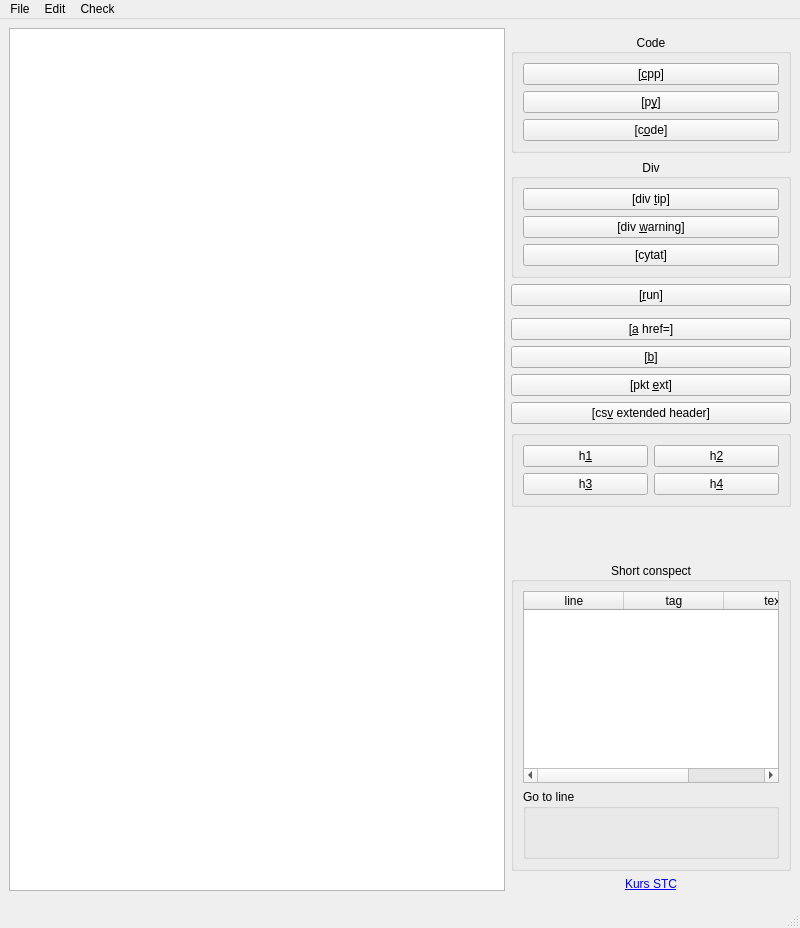
The window that ui/mainwindow.ui (baziorek/STC_editor) describes before a commit, drawn with Qt 5.
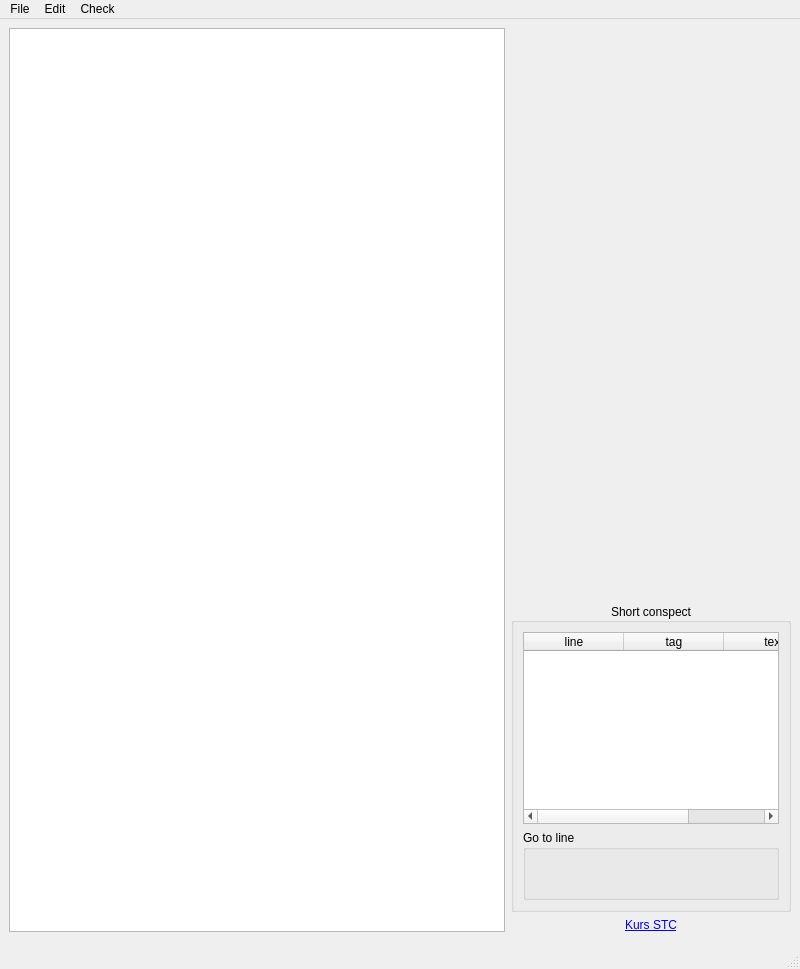
The same window after the commit. Icons and pictures are not drawn. Custom widgets are drawn as their Qt base class.

Commit message: Moved buttons to separate UI class

What changed in the file:
```diff
--- a/ui/mainwindow.ui
+++ b/ui/mainwindow.ui
@@ -7,7 +7,7 @@
     <x>0</x>
     <y>0</y>
     <width>800</width>
-    <height>928</height>
+    <height>969</height>
    </rect>
   </property>
   <property name="windowTitle">
@@ -15,108 +15,7 @@
   </property>
   <widget class="QWidget" name="centralwidget">
    <layout class="QGridLayout" name="gridLayout">
-    <item row="0" column="0" rowspan="14">
-     <widget class="CodeEditor" name="plainTextEdit">
-      <property name="font">
-       <font>
-        <pointsize>14</pointsize>
-       </font>
-      </property>
-      <property name="styleSheet">
-       <string notr="true">QPlainText {
-	background-color: rgb(255, 255, 255);
-	color: rgb(0, 0, 0);
-    font-family: monospace;
-}
-
-</string>
-      </property>
-     </widget>
-    </item>
-    <item row="3" column="1">
-     <widget class="QPushButton" name="button_run">
-      <property name="text">
-       <string>[&amp;run]</string>
-      </property>
-     </widget>
-    </item>
-    <item row="6" column="1">
-     <widget class="QPushButton" name="button_bold">
-      <property name="text">
-       <string>[&amp;b]</string>
-      </property>
-      <property name="icon">
-       <iconset theme="QIcon::ThemeIcon::FormatTextBold"/>
-      </property>
-      <property name="shortcut">
-       <string>Ctrl+B</string>
-      </property>
-     </widget>
-    </item>
-    <item row="10" column="1">
-     <widget class="ErrorList" name="errorsInText" native="true">
-      <property name="sizePolicy">
-       <sizepolicy hsizetype="Minimum" vsizetype="MinimumExpanding">
-        <horstretch>0</horstretch>
-        <verstretch>0</verstretch>
-       </sizepolicy>
-      </property>
-     </widget>
-    </item>
-    <item row="9" column="1">
-     <widget class="QGroupBox" name="groupBox_3">
-      <property name="title">
-       <string/>
-      </property>
-      <layout class="QGridLayout" name="gridLayout_2">
-       <item row="0" column="0">
-        <widget class="QPushButton" name="button_h1">
-         <property name="sizePolicy">
-          <sizepolicy hsizetype="Minimum" vsizetype="Fixed">
-           <horstretch>0</horstretch>
-           <verstretch>0</verstretch>
-          </sizepolicy>
-         </property>
-         <property name="text">
-          <string>h&amp;1</string>
-         </property>
-        </widget>
-       </item>
-       <item row="0" column="1">
-        <widget class="QPushButton" name="button_h2">
-         <property name="text">
-          <string>h&amp;2</string>
-         </property>
-        </widget>
-       </item>
-       <item row="1" column="0">
-        <widget class="QPushButton" name="button_h3">
-         <property name="text">
-          <string>h&amp;3</string>
-         </property>
-        </widget>
-       </item>
-       <item row="1" column="1">
-        <widget class="QPushButton" name="button_h4">
-         <property name="text">
-          <string>h&amp;4</string>
-         </property>
-        </widget>
-       </item>
-      </layout>
-     </widget>
-    </item>
-    <item row="5" column="1">
-     <widget class="QPushButton" name="button_href">
-      <property name="toolTip">
-       <string>This works accorging to one of three scenarios: 1. If nothing selected - just put tags, 2. If selected text contains link, 3. If selected text does not contains link</string>
-      </property>
-      <property name="text">
-       <string>[&amp;a href=]</string>
-      </property>
-     </widget>
-    </item>
-    <item row="12" column="1">
+    <item row="4" column="1">
      <widget class="QGroupBox" name="contextGroup">
       <property name="title">
        <string>Short conspect</string>
@@ -172,40 +71,70 @@
       </layout>
      </widget>
     </item>
-    <item row="1" column="1">
-     <widget class="QGroupBox" name="groupBox">
-      <property name="title">
-       <string>Code</string>
+    <item row="6" column="0" colspan="2">
+     <widget class="FindDialog" name="findWidget" native="true"/>
+    </item>
+    <item row="2" column="1">
+     <widget class="ErrorList" name="errorsInText" native="true">
+      <property name="sizePolicy">
+       <sizepolicy hsizetype="Minimum" vsizetype="MinimumExpanding">
+        <horstretch>0</horstretch>
+        <verstretch>0</verstretch>
+       </sizepolicy>
+      </property>
+     </widget>
+    </item>
+    <item row="0" column="1">
+     <widget class="StcTagsButtons" name="buttonsEmittingStc">
+      <property name="frameShape">
+       <enum>QFrame::Shape::StyledPanel</enum>
+      </property>
+      <property name="frameShadow">
+       <enum>QFrame::Shadow::Raised</enum>
+      </property>
+     </widget>
+    </item>
+    <item row="0" column="0" rowspan="6">
+     <widget class="CodeEditor" name="plainTextEdit">
+      <property name="font">
+       <font>
+        <pointsize>14</pointsize>
+       </font>
+      </property>
+      <property name="styleSheet">
+       <string notr="true">QPlainText {
+	background-color: rgb(255, 255, 255);
+	color: rgb(0, 0, 0);
+    font-family: monospace;
+}
+
+</string>
+      </property>
+     </widget>
+    </item>
+    <item row="5" column="1">
+     <widget class="QLabel" name="label">
+      <property name="text">
+       <string extracomment="link do kursu">&lt;a href=&quot;https://cpp0x.pl/kursy/Kurs-STC/169&quot;&gt;Kurs STC&lt;/a&gt;</string>
+      </property>
+      <property name="textFormat">
+       <enum>Qt::TextFormat::RichText</enum>
       </property>
       <property name="alignment">
        <set>Qt::AlignmentFlag::AlignCenter</set>
       </property>
-      <layout class="QVBoxLayout" name="verticalLayout">
-       <item>
-        <widget class="QPushButton" name="button_cpp">
-         <property name="text">
-          <string>[&amp;cpp]</string>
-         </property>
-        </widget>
-       </item>
-       <item>
-        <widget class="QPushButton" name="button_py">
-         <property name="text">
-          <string>[p&amp;y]</string>
-         </property>
-        </widget>
-       </item>
-       <item>
-        <widget class="QPushButton" name="button_code">
-         <property name="text">
-          <string>[c&amp;ode]</string>
-         </property>
-        </widget>
-       </item>
-      </layout>
+      <property name="wordWrap">
+       <bool>true</bool>
+      </property>
+      <property name="openExternalLinks">
+       <bool>true</bool>
+      </property>
+      <property name="textInteractionFlags">
+       <set>Qt::TextInteractionFlag::TextBrowserInteraction</set>
+      </property>
      </widget>
     </item>
-    <item row="11" column="1">
+    <item row="3" column="1">
      <spacer name="verticalSpacer">
       <property name="orientation">
        <enum>Qt::Orientation::Vertical</enum>
@@ -218,78 +147,6 @@
       </property>
      </spacer>
     </item>
-    <item row="13" column="1">
-     <widget class="QLabel" name="label">
-      <property name="text">
-       <string extracomment="link do kursu">&lt;a href=&quot;https://cpp0x.pl/kursy/Kurs-STC/169&quot;&gt;Kurs STC&lt;/a&gt;</string>
-      </property>
-      <property name="textFormat">
-       <enum>Qt::TextFormat::RichText</enum>
-      </property>
-      <property name="alignment">
-       <set>Qt::AlignmentFlag::AlignCenter</set>
-      </property>
-      <property name="wordWrap">
-       <bool>true</bool>
-      </property>
-      <property name="openExternalLinks">
-       <bool>true</bool>
-      </property>
-      <property name="textInteractionFlags">
-       <set>Qt::TextInteractionFlag::TextBrowserInteraction</set>
-      </property>
-     </widget>
-    </item>
-    <item row="2" column="1">
-     <widget class="QGroupBox" name="groupBox_2">
-      <property name="title">
-       <string>Div</string>
-      </property>
-      <property name="alignment">
-       <set>Qt::AlignmentFlag::AlignCenter</set>
-      </property>
-      <layout class="QVBoxLayout" name="verticalLayout_2">
-       <item>
-        <widget class="QPushButton" name="button_div_tip">
-         <property name="text">
-          <string>[div &amp;tip]</string>
-         </property>
-        </widget>
-       </item>
-       <item>
-        <widget class="QPushButton" name="button_div_warning">
-         <property name="text">
-          <string>[div &amp;warning]</string>
-         </property>
-        </widget>
-       </item>
-       <item>
-        <widget class="QPushButton" name="button_cytat">
-         <property name="text">
-          <string>[cytat]</string>
-         </property>
-        </widget>
-       </item>
-      </layout>
-     </widget>
-    </item>
-    <item row="14" column="0" colspan="2">
-     <widget class="FindDialog" name="findWidget" native="true"/>
-    </item>
-    <item row="7" column="1">
-     <widget class="QPushButton" name="button_pkt">
-      <property name="text">
-       <string>[pkt &amp;ext]</string>
-      </property>
-     </widget>
-    </item>
-    <item row="8" column="1">
-     <widget class="QPushButton" name="button_csv">
-      <property name="text">
-       <string>[cs&amp;v extended header]</string>
-      </property>
-     </widget>
-    </item>
    </layout>
   </widget>
   <widget class="QMenuBar" name="menubar">
@@ -403,6 +260,12 @@
    <header>ui/gotolinewidget.h</header>
    <container>1</container>
   </customwidget>
+  <customwidget>
+   <class>StcTagsButtons</class>
+   <extends>QFrame</extends>
+   <header>ui/stctagsbuttons.h</header>
+   <container>1</container>
+  </customwidget>
  </customwidgets>
  <tabstops>
   <tabstop>plainTextEdit</tabstop>
```
Left out of the diff: 14 changed lines with no effect on the pictures. The commit also changes 6 other files.
